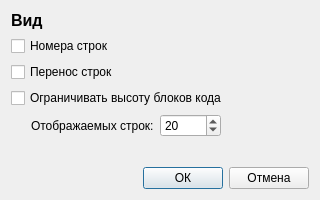
Old version of the form settingsdialog.ui in the repository SanyaZ7/md_view.
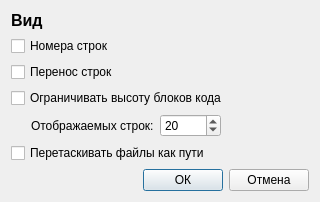
New version of the form.

Commit message: добавлено drag&drop

The edit to the form file:
```diff
--- a/settingsdialog.ui
+++ b/settingsdialog.ui
@@ -101,6 +101,13 @@
      </item>
     </layout>
    </item>
+   <item>
+    <widget class="QCheckBox" name="chkDropFilesAsPaths">
+     <property name="text">
+      <string>Перетаскивать файлы как пути</string>
+     </property>
+    </widget>
+   </item>
    <item>
     <spacer name="verticalSpacer">
      <property name="orientation">
```
The commit also changes 10 other files.
